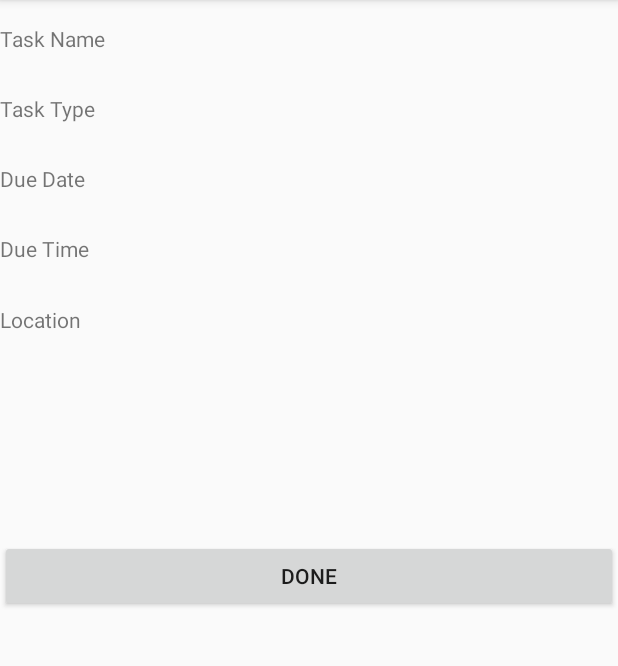
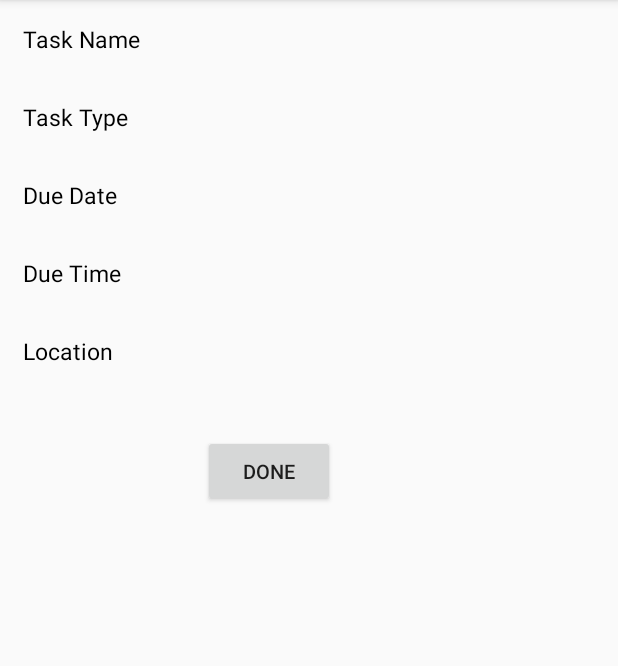
Before and after one commit to karthiknara99/Natural-User-Interaction, an Android app: the ViewTaskActivity screen opened directly, with no data from a screen before it, on a phone screen of 412 x 824 dp, the part 84-750 px from its top. Run offline under Robolectric (Android 15) with nearby library versions, the phone set to English and light mode, and no system bars.

Commit message:
ViewTask GUI Updated

```diff
--- a/ToDoListApp/app/src/main/res/layout/activity_view_task.xml
+++ b/ToDoListApp/app/src/main/res/layout/activity_view_task.xml
@@ -1,65 +1,73 @@
 <?xml version="1.0" encoding="utf-8"?>
 <RelativeLayout xmlns:android="http://schemas.android.com/apk/res/android"
-    android:orientation="vertical" android:layout_width="match_parent"
-    android:layout_height="match_parent"
-    android:weightSum="1">
+    android:orientation="vertical"
+    android:layout_width="match_parent"
+    android:layout_height="match_parent">
+
+    <LinearLayout android:id="@+id/Text"
+        android:layout_width="match_parent"
+        android:layout_height="wrap_content"
+        android:orientation="vertical">
 
         <TextView
+            android:id="@+id/txv_TaskName"
             android:text="Task Name"
             android:layout_width="match_parent"
             android:layout_height="wrap_content"
-        android:id="@+id/txv_TaskName"
-        android:layout_weight="0.10"
-        android:layout_marginTop="16dp"
-        android:layout_alignParentTop="true"
-        android:layout_alignParentStart="true" />
+            android:layout_margin="15dp"
+            android:textSize="15dp"
+            android:textColor="#000"
+            android:background="@android:color/transparent"/>
 
         <TextView
+            android:id="@+id/txv_TaskType"
+            android:text="Task Type"
+            android:layout_width="match_parent"
+            android:layout_height="wrap_content"
+            android:layout_margin="15dp"
+            android:textSize="15dp"
+            android:textColor="#000"
+            android:background="@android:color/transparent"/>
+
+        <TextView
+            android:id="@+id/txv_DueDate"
             android:text="Due Date"
             android:layout_width="match_parent"
             android:layout_height="wrap_content"
-        android:id="@+id/txv_DueDate"
-        android:layout_weight="0.10"
-        android:layout_marginTop="27dp"
-        android:layout_below="@+id/txv_TaskType"
-        android:layout_alignParentStart="true" />
+            android:layout_margin="15dp"
+            android:textSize="15dp"
+            android:textColor="#000"
+            android:background="@android:color/transparent"/>
 
         <TextView
-        android:text="Task Type"
-        android:layout_width="match_parent"
-        android:layout_height="wrap_content"
-        android:id="@+id/txv_TaskType"
-        android:layout_weight="0.10"
-        android:layout_marginTop="27dp"
-        android:layout_below="@+id/txv_TaskName"
-        android:layout_alignParentStart="true" />
-
-    <Button
-        android:text="DONE"
-        android:layout_width="match_parent"
-        android:layout_height="wrap_content"
-        android:id="@+id/btn_Done"
-        android:layout_weight="0.10"
-        android:layout_centerVertical="true"
-        android:layout_alignParentStart="true" />
-
-    <TextView
+            android:id="@+id/txv_DueTime"
             android:text="Due Time"
             android:layout_width="match_parent"
             android:layout_height="wrap_content"
-        android:id="@+id/txv_DueTime"
-        android:layout_weight="0.10"
-        android:layout_marginTop="27dp"
-        android:layout_below="@+id/txv_DueDate"
-        android:layout_alignParentStart="true" />
+            android:layout_margin="15dp"
+            android:textSize="15dp"
+            android:textColor="#000"
+            android:background="@android:color/transparent"/>
 
         <TextView
+            android:id="@+id/txv_Location"
             android:text="Location"
             android:layout_width="match_parent"
             android:layout_height="wrap_content"
-        android:id="@+id/txv_Location"
-        android:layout_weight="0.10"
-        android:layout_marginTop="28dp"
-        android:layout_below="@+id/txv_DueTime"
-        android:layout_alignParentStart="true" />
+            android:layout_margin="15dp"
+            android:textSize="15dp"
+            android:textColor="#000"
+            android:background="@android:color/transparent"/>
+
+        <Button
+            android:id="@+id/btn_Done"
+            android:text="DONE"
+            android:layout_width="wrap_content"
+            android:layout_height="wrap_content"
+            android:layout_marginTop="30dp"
+            android:layout_marginLeft="135dp"
+            android:textSize="13dp"/>
+
+    </LinearLayout>
+
 </RelativeLayout>
```
Lines whose indentation alone changed are shown as unchanged.
